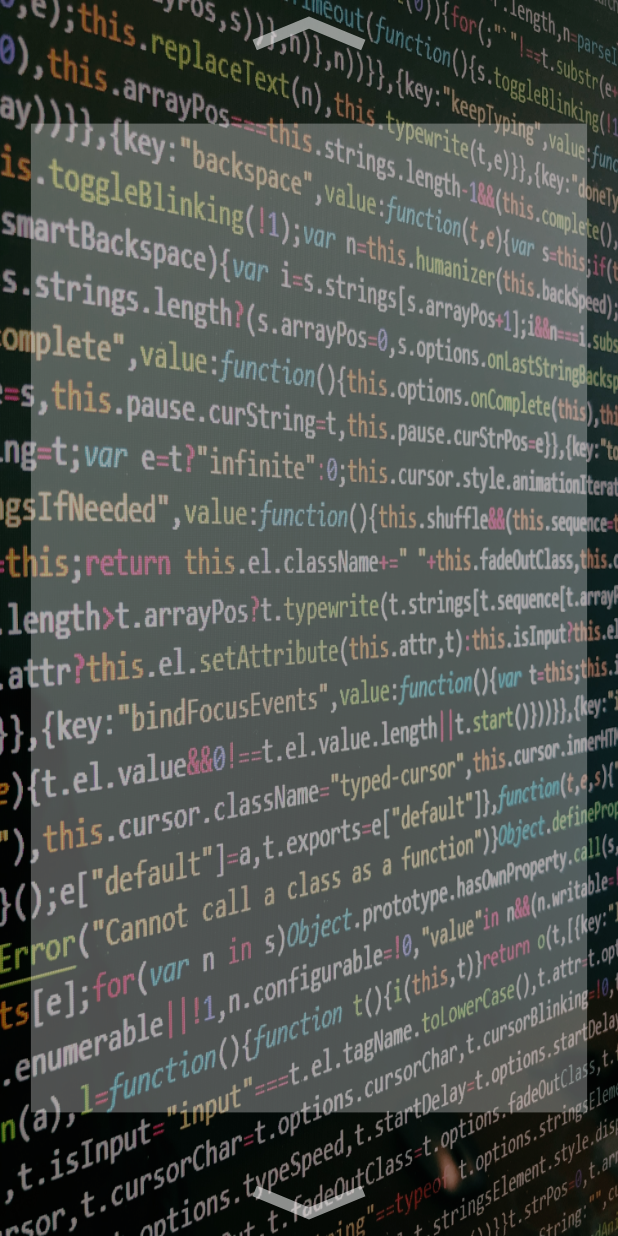
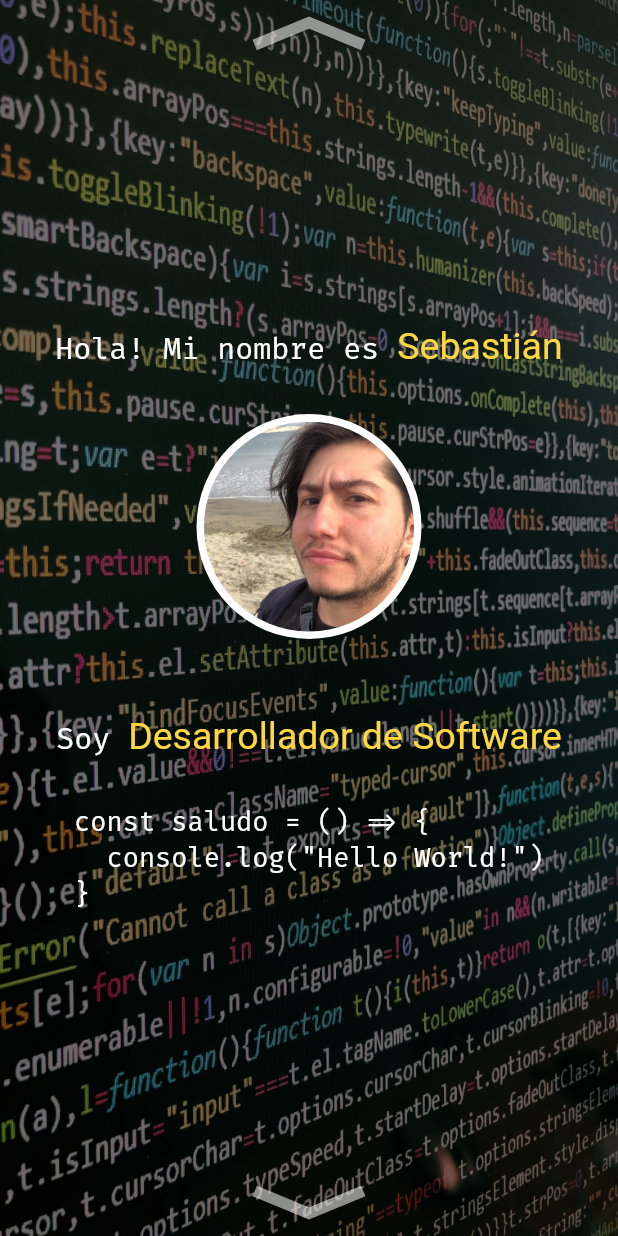
Before and after one commit to Walaleitor/personal_app, a Flutter app: the screen it shows after launch, on a phone screen of 412 x 824 dp. Run offline on Flutter 3.47's test engine with Material 2 defaults, Android fonts, the phone set to English and light mode, and no system bars; our stand-ins replace google_fonts.

Commit message:
finish first page

```diff
--- a/lib/src/app.dart
+++ b/lib/src/app.dart
@@ -1,5 +1,5 @@
 import 'package:flutter/material.dart';
-import 'package:personal_app/src/mainPage/main_page.dart';
+import 'package:personal_app/src/ui/mainPage/main_page.dart';
 
 class MyApp extends StatelessWidget {
   @override
--- a/lib/src/commons/common_body.dart
+++ /dev/null
@@ -1,22 +0,0 @@
-import 'package:flutter/material.dart';
-
-class CommonBody extends StatelessWidget {
-  final Widget child;
-
-  const CommonBody({@required this.child});
-
-  @override
-  Widget build(BuildContext context) {
-    final Size size = MediaQuery.of(context).size;
-    return SafeArea(
-      child: Center(
-          child: Container(
-        constraints: BoxConstraints(
-            maxWidth: size.width * 0.9,
-            maxHeight: size.height - size.height * 0.2),
-        color: Colors.white30,
-        child: child,
-      )),
-    );
-  }
-}
--- a/lib/src/firstPage/first_page.dart
+++ /dev/null
@@ -1,33 +0,0 @@
-import 'dart:ui';
-
-import 'package:flutter/material.dart';
-import 'package:personal_app/src/commons/common_body.dart';
-
-class FirstPage extends StatelessWidget {
-  @override
-  Widget build(BuildContext context) {
-    return Stack(
-      children: <Widget>[_background(), _Body()],
-    );
-  }
-}
-
-class _Body extends StatelessWidget {
-  @override
-  Widget build(BuildContext context) {
-    return CommonBody(child: Container());
-  }
-}
-
-Widget _background() {
-  return Container(
-    height: double.infinity,
-    width: double.infinity,
-    decoration: BoxDecoration(
-        image: DecorationImage(
-            image: AssetImage('assets/images/back1.jpg'), fit: BoxFit.fill)),
-    child: Container(
-      color: Colors.black45,
-    ),
-  );
-}
--- a/lib/src/mainPage/main_page.dart
+++ /dev/null
@@ -1,50 +0,0 @@
-import 'package:flutter/material.dart';
-import 'package:personal_app/src/firstPage/first_page.dart';
-import 'package:personal_app/src/secondPage/second_page.dart';
-
-import 'components/arrow.dart';
-
-class MainPage extends StatelessWidget {
-  @override
-  Widget build(BuildContext context) {
-    return Scaffold(
-        backgroundColor: Colors.black,
-        body: Stack(
-          children: <Widget>[PagesChangler(), MoveArrows()],
-        ));
-  }
-}
-
-class MoveArrows extends StatelessWidget {
-  @override
-  Widget build(BuildContext context) {
-    return SafeArea(
-      child: Center(
-        child: Padding(
-          padding: const EdgeInsets.symmetric(vertical: 10.0),
-          child: Column(
-            mainAxisAlignment: MainAxisAlignment.spaceBetween,
-            children: <Widget>[
-              Arrow(
-                direction: 'up',
-              ),
-              Arrow(
-                direction: 'down',
-              )
-            ],
-          ),
-        ),
-      ),
-    );
-  }
-}
-
-class PagesChangler extends StatelessWidget {
-  @override
-  Widget build(BuildContext context) {
-    return PageView(
-      scrollDirection: Axis.vertical,
-      children: <Widget>[FirstPage(), SecondPage()],
-    );
-  }
-}
--- a/lib/src/secondPage/second_page.dart
+++ /dev/null
@@ -1,28 +0,0 @@
-import 'package:flutter/material.dart';
-
-class SecondPage extends StatelessWidget {
-  @override
-  Widget build(BuildContext context) {
-    return Stack(
-      children: <Widget>[_background(), _Body()],
-    );
-  }
-}
-
-class _Body extends StatelessWidget {
-  @override
-  Widget build(BuildContext context) {
-    return ConstrainedBox(constraints: BoxConstraints.expand());
-  }
-}
-
-Widget _background() {
-  return Container(
-    height: double.infinity,
-    width: double.infinity,
-    decoration: BoxDecoration(color: Colors.yellow),
-    child: Container(
-      color: Colors.black45,
-    ),
-  );
-}
--- /dev/null
+++ b/lib/src/ui/commons/common_body.dart
@@ -0,0 +1,22 @@
+import 'package:flutter/material.dart';
+
+class CommonBody extends StatelessWidget {
+  final Widget child;
+
+  const CommonBody({@required this.child});
+
+  @override
+  Widget build(BuildContext context) {
+    final Size size = MediaQuery.of(context).size;
+    return SafeArea(
+      child: Center(
+          child: Container(
+        constraints: BoxConstraints(
+            maxWidth: size.width * 0.9,
+            maxHeight: size.height - size.height * 0.2),
+        // color: Colors.white30,
+        child: child,
+      )),
+    );
+  }
+}
--- /dev/null
+++ b/lib/src/ui/firstPage/components/circular_avatar.dart
@@ -0,0 +1,28 @@
+import 'package:flutter/material.dart';
+
+class CircularAvatar extends StatelessWidget {
+  final double diameter;
+
+  const CircularAvatar({this.diameter = 200.0});
+
+  @override
+  Widget build(BuildContext context) {
+    return Center(
+        child: Container(
+      height: diameter,
+      width: diameter,
+      decoration: BoxDecoration(color: Colors.white, shape: BoxShape.circle),
+      child: Center(
+        child: Container(
+          height: diameter - 10,
+          width: diameter - 10,
+          decoration: BoxDecoration(
+              shape: BoxShape.circle,
+              color: Colors.white,
+              image: DecorationImage(
+                  image: AssetImage('assets/images/avatar.jpg'))),
+        ),
+      ),
+    ));
+  }
+}
--- /dev/null
+++ b/lib/src/ui/firstPage/first_page.dart
@@ -0,0 +1,94 @@
+import 'dart:ui';
+import 'package:flutter/material.dart';
+import 'package:google_fonts/google_fonts.dart';
+
+import 'package:personal_app/src/ui/commons/common_body.dart';
+import 'package:personal_app/src/ui/firstPage/components/circular_avatar.dart';
+
+class FirstPage extends StatelessWidget {
+  @override
+  Widget build(BuildContext context) {
+    return Stack(
+      children: <Widget>[_background(), _Body()],
+    );
+  }
+}
+
+class _Body extends StatelessWidget {
+  @override
+  Widget build(BuildContext context) {
+    return CommonBody(
+        child: Center(
+            child: Column(
+      mainAxisAlignment: MainAxisAlignment.center,
+      children: <Widget>[
+        _firstText(),
+        SizedBox(
+          height: 30.0,
+        ),
+        CircularAvatar(
+          diameter: 150.0,
+        ),
+        SizedBox(
+          height: 50.0,
+        ),
+        _secondText(),
+        SizedBox(
+          height: 30.0,
+        ),
+        Text(
+          'const saludo = () => { \n  console.log("Hello World!")\n}',
+          style: GoogleFonts.firaCode(
+            textStyle: TextStyle(color: Colors.white, fontSize: 18.0),
+          ),
+          textAlign: TextAlign.start,
+        )
+      ],
+    )));
+  }
+}
+
+Widget _background() {
+  return Container(
+    height: double.infinity,
+    width: double.infinity,
+    decoration: BoxDecoration(
+        image: DecorationImage(
+            image: AssetImage('assets/images/back1.jpg'), fit: BoxFit.fill)),
+    child: Container(
+      color: Colors.black54,
+    ),
+  );
+}
+
+Widget _firstText() {
+  return RichText(
+      textAlign: TextAlign.center,
+      text: TextSpan(
+          style: GoogleFonts.firaCode(
+            fontSize: 20.0,
+          ),
+          children: <TextSpan>[
+            TextSpan(text: 'Hola! Mi nombre es '),
+            TextSpan(
+                text: 'Sebastián',
+                style: GoogleFonts.headlandOne(
+                    fontSize: 25.0, color: Colors.amberAccent))
+          ]));
+}
+
+Widget _secondText() {
+  return RichText(
+      textAlign: TextAlign.center,
+      text: TextSpan(
+          style: GoogleFonts.firaCode(
+            fontSize: 20.0,
+          ),
+          children: <TextSpan>[
+            TextSpan(text: 'Soy '),
+            TextSpan(
+                text: 'Desarrollador de Software',
+                style: GoogleFonts.headlandOne(
+                    fontSize: 25.0, color: Colors.amberAccent))
+          ]));
+}
--- /dev/null
+++ b/lib/src/ui/mainPage/main_page.dart
@@ -0,0 +1,50 @@
+import 'package:flutter/material.dart';
+import 'package:personal_app/src/ui/firstPage/first_page.dart';
+import 'package:personal_app/src/ui/secondPage/second_page.dart';
+
+import 'components/arrow.dart';
+
+class MainPage extends StatelessWidget {
+  @override
+  Widget build(BuildContext context) {
+    return Scaffold(
+        backgroundColor: Colors.black,
+        body: Stack(
+          children: <Widget>[PagesChangler(), MoveArrows()],
+        ));
+  }
+}
+
+class MoveArrows extends StatelessWidget {
+  @override
+  Widget build(BuildContext context) {
+    return SafeArea(
+      child: Center(
+        child: Padding(
+          padding: const EdgeInsets.symmetric(vertical: 10.0),
+          child: Column(
+            mainAxisAlignment: MainAxisAlignment.spaceBetween,
+            children: <Widget>[
+              Arrow(
+                direction: 'up',
+              ),
+              Arrow(
+                direction: 'down',
+              )
+            ],
+          ),
+        ),
+      ),
+    );
+  }
+}
+
+class PagesChangler extends StatelessWidget {
+  @override
+  Widget build(BuildContext context) {
+    return PageView(
+      scrollDirection: Axis.vertical,
+      children: <Widget>[FirstPage(), SecondPage()],
+    );
+  }
+}
--- /dev/null
+++ b/lib/src/ui/secondPage/second_page.dart
@@ -0,0 +1,37 @@
+import 'package:flutter/material.dart';
+import 'package:personal_app/src/ui/commons/common_body.dart';
+
+class SecondPage extends StatelessWidget {
+  @override
+  Widget build(BuildContext context) {
+    return Stack(
+      children: <Widget>[_background(), _Body()],
+    );
+  }
+}
+
+class _Body extends StatelessWidget {
+  @override
+  Widget build(BuildContext context) {
+    return CommonBody(
+        child: Container(
+      child: Center(
+        child: Column(
+          mainAxisAlignment: MainAxisAlignment.center,
+          children: <Widget>[],
+        ),
+      ),
+    ));
+  }
+}
+
+Widget _background() {
+  return Container(
+    height: double.infinity,
+    width: double.infinity,
+    decoration: BoxDecoration(color: Colors.yellow),
+    child: Container(
+      color: Colors.black45,
+    ),
+  );
+}
```
Also changed, not shown: pubspec.yaml (+8 -7 lines), assets/images/avatar.jpg (added), fonts/AvenirNext-Bold.ttf (added), fonts/AvenirNext-Regular.ttf (added), fonts/FiraCode-Bold.ttf (added), fonts/FiraCode-Regular.ttf (added), lib/src/ui/mainPage/components/arrow.dart (renamed from lib/src/mainPage/components/arrow.dart), pubspec.lock, 8 other files.
